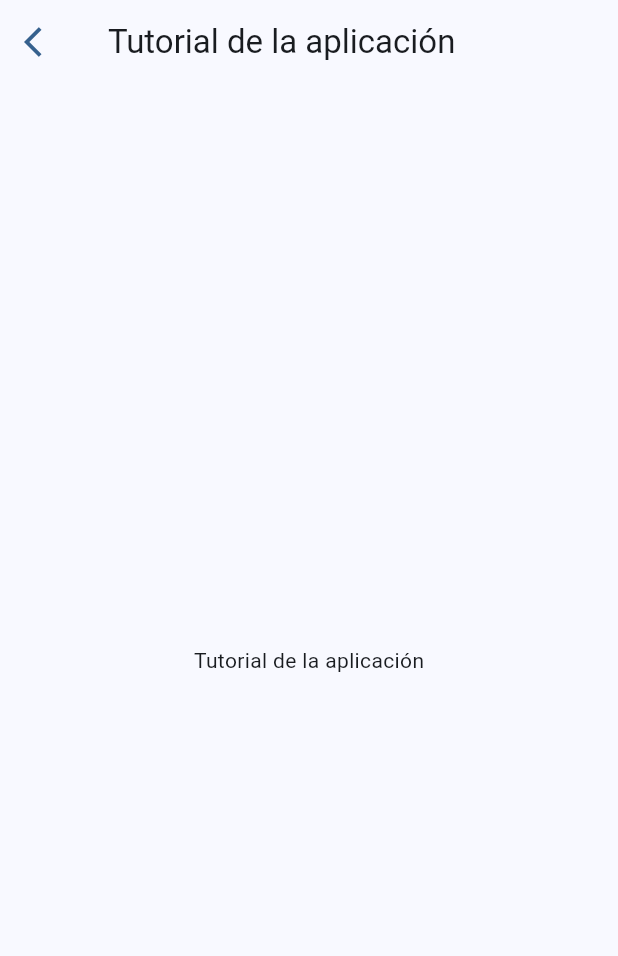
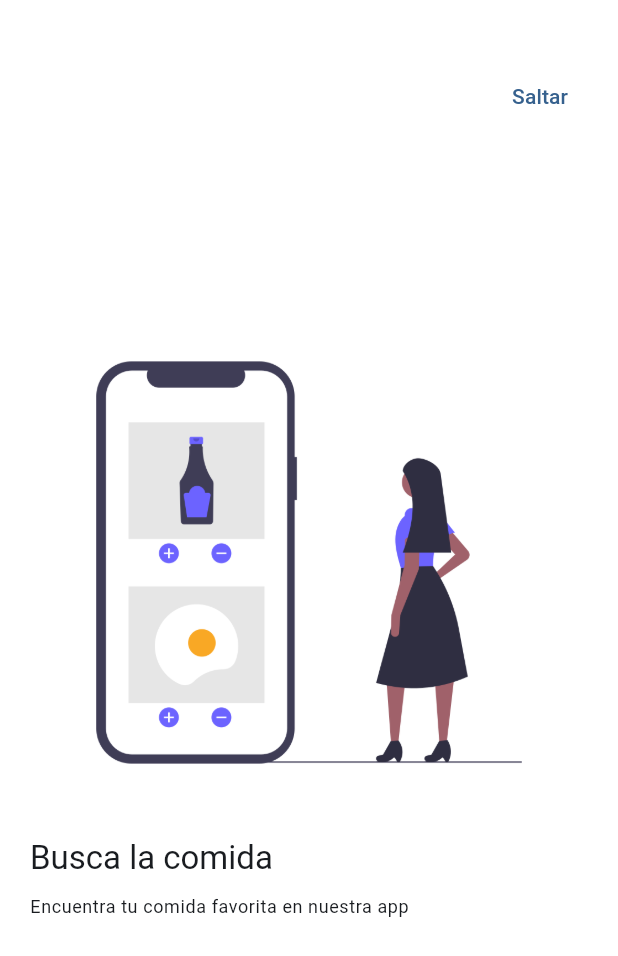
Before and after one commit to U2D-8Bits/WidgetsApp_Flutter, a Flutter app: the AppTutorialScreen screen opened by its route, on a phone screen of 412 x 824 dp. Shown: the top 956 px of the screen. Run offline on Flutter 3.47's test engine with Material 3 defaults, Android fonts, the phone set to English and light mode, and no system bars; our stand-ins replace animate_do, go_router.

Commit message:
App Tutorial Finalizado

```diff
--- a/lib/presentation/screens/app_tutorial/app_tutorial_screen.dart
+++ b/lib/presentation/screens/app_tutorial/app_tutorial_screen.dart
@@ -1,34 +1,134 @@
+import 'package:animate_do/animate_do.dart';
 import 'package:flutter/material.dart';
+import 'package:go_router/go_router.dart';
 
-class AppTutorialScreen extends StatelessWidget {
+final slides = <SlideInfo>[
+  SlideInfo(
+    'Busca la comida',
+    'Encuentra tu comida favorita en nuestra app',
+    'assets/images/1.png',
+  ),
+  SlideInfo(
+    'Haz tu pedido',
+    'Haz tu pedido y paga en línea',
+    'assets/images/2.png',
+  ),
+  SlideInfo(
+    'Recibe tu pedido',
+    'Recibe tu pedido en la puerta de tu casa',
+    'assets/images/3.png',
+  )
+];
 
+class SlideInfo {
+  final String title;
+  final String caption;
+  final String url;
+
+  SlideInfo(this.title, this.caption, this.url);
+}
+
+class AppTutorialScreen extends StatefulWidget {
   static const String name = 'app_tutorial';
 
   const AppTutorialScreen({super.key});
 
   @override
+  State<AppTutorialScreen> createState() => _AppTutorialScreenState();
+}
+
+class _AppTutorialScreenState extends State<AppTutorialScreen> {
+  final PageController pageControllerView = PageController();
+  bool endReached = false;
+
+  @override
+  void initState() {
+    super.initState();
+
+    pageControllerView.addListener(() {
+      final page = pageControllerView.page ?? 0;
+
+      if (!endReached && page >= slides.length - 1) {
+        setState(() {
+          endReached = true;
+        });
+      }
+    });
+  }
+
+  @override
   Widget build(BuildContext context) {
+    return Scaffold(
+      backgroundColor: Colors.white,
+      body: Stack(
+        children: [
+          PageView(
+              controller: pageControllerView,
+              physics: const BouncingScrollPhysics(),
+              children: slides
+                  .map((slideData) => _Slide(
+                      title: slideData.title,
+                      caption: slideData.caption,
+                      imageUrl: slideData.url))
+                  .toList()),
+          Positioned(
+              right: 20,
+              top: 40,
+              child: TextButton(
+                  onPressed: () => context.pop(), child: const Text('Saltar'))),
+          endReached
+              ? Positioned(
+                  bottom: 30,
+                  right: 30,
+                  child: FadeInRight(
+                      from: 15,
+                      delay: const Duration(milliseconds: 100),
+                      child: FilledButton(
+                          onPressed: () {},
+                          child: FilledButton(
+                              onPressed: () => context.pop(),
+                              child: const Text('Comenzar')))),
+                )
+              : const SizedBox(),
+        ],
+      ),
+    );
+  }
+}
 
-    final colors = Theme.of(context).colorScheme;
+class _Slide extends StatelessWidget {
+  final String title;
+  final String caption;
+  final String imageUrl;
 
-    return Scaffold(
-      appBar: AppBar(
-        leading: IconButton(
-          onPressed: () {
-            Navigator.pop(context);
-          },
-          icon: Icon(
-            Icons.arrow_back_ios,
-            color: colors.primary,
-          ),
-        ),
-        title: const Text('Tutorial de la aplicación'),
-      ),
-      body: const Center(
+  const _Slide(
+      {required this.title, required this.caption, required this.imageUrl});
+
+  @override
+  Widget build(BuildContext context) {
+    final titleStyle = Theme.of(context).textTheme.titleLarge;
+    final captionStyle = Theme.of(context).textTheme.bodySmall;
+
+    return Padding(
+      padding: const EdgeInsets.symmetric(horizontal: 20),
+      child: Center(
         child: Column(
           mainAxisAlignment: MainAxisAlignment.center,
-          children: <Widget>[
-            Text('Tutorial de la aplicación'),
+          crossAxisAlignment: CrossAxisAlignment.start,
+          children: [
+            Image(
+              image: AssetImage(imageUrl),
+            ),
+            const SizedBox(height: 20),
+            Text(
+              title,
+              style: titleStyle,
+            ),
+            const SizedBox(height: 10),
+            Text(
+              caption,
+              style: captionStyle,
+            ),
           ],
         ),
       ),
--- a/pubspec.yaml
+++ b/pubspec.yaml
@@ -7,6 +7,7 @@ environment:
   sdk: ^3.5.1
 
 dependencies:
+  animate_do: ^3.3.4
   flutter:
     sdk: flutter
   go_router: ^14.2.7
@@ -19,5 +20,5 @@ dev_dependencies:
 flutter:
   uses-material-design: true
 
-assets:
-  - assets/images/
+  assets:
+    - assets/images/
```
Also changed, not shown: pubspec.lock.
